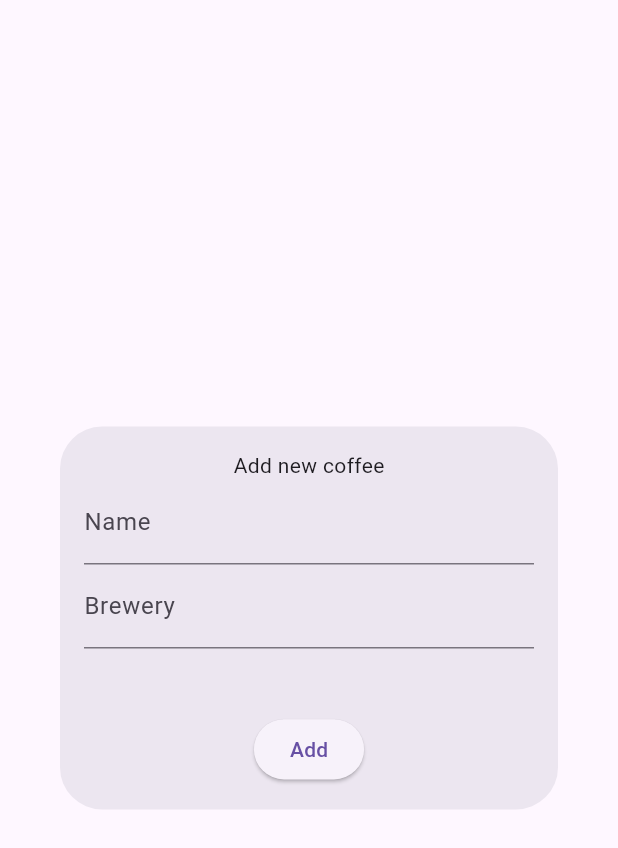
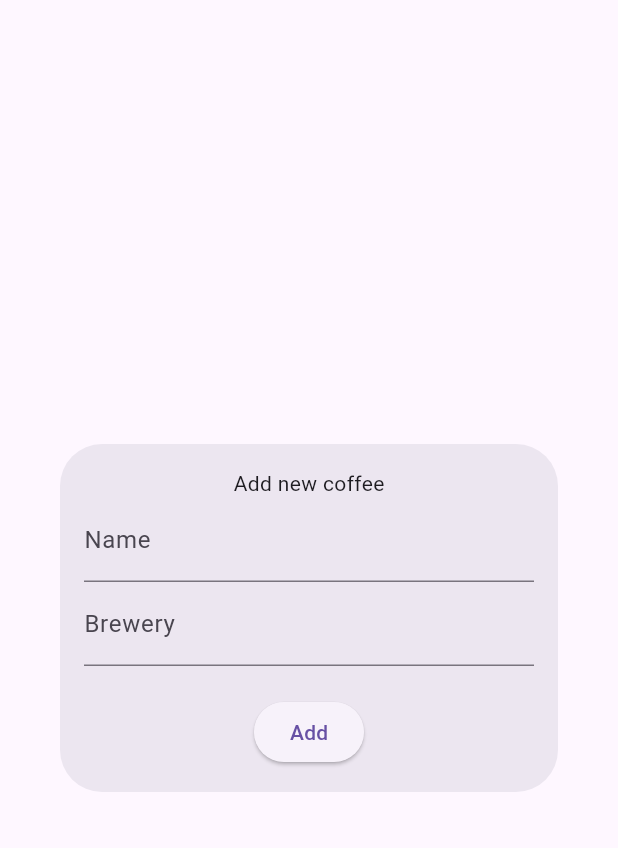
Before and after one commit to danielovadia/coffee-brew-monitor, a Flutter app: the AddCoffeeDialog widget shown alone on an empty page, opened directly, on a phone screen of 412 x 824 dp. Shown: the top 848 px of the screen. Run offline on Flutter 3.47's test engine with Material 3 defaults, Android fonts, the phone set to English and light mode, and no system bars; our stand-ins replace flutter_riverpod, shared_preferences; accounts and stored records are empty.

Commit message:
fixed bug where coffees werent saved in android

```diff
--- a/lib/components/add_coffee_dialog.dart
+++ b/lib/components/add_coffee_dialog.dart
@@ -13,6 +13,11 @@ class AddCoffeeDialog extends ConsumerStatefulWidget {
 class AddCoffeeDialogState extends ConsumerState<AddCoffeeDialog> {
   final TextEditingController nameController = TextEditingController();
   final TextEditingController breweryController = TextEditingController();
+
+  void onSaved() {
+    addCoffee(ref, nameController.text, breweryController.text);
+    Navigator.of(context).pop();
+  }
 
   @override
   void initState() {
@@ -30,8 +35,8 @@ class AddCoffeeDialogState extends ConsumerState<AddCoffeeDialog> {
     return Dialog(
       child: Padding(
         padding: const EdgeInsets.all(16.0),
-        child: FractionallySizedBox(
-          heightFactor: 0.3,
+        child: SizedBox(
+          height: 200,
           child: Form(
               child: Column(
             children: [
@@ -48,8 +53,7 @@ class AddCoffeeDialogState extends ConsumerState<AddCoffeeDialog> {
               const Expanded(child: SizedBox(height: 16)),
               ElevatedButton(
                 onPressed: () {
-                  addCoffee(ref, nameController.text, breweryController.text);
-                  Navigator.of(context).pop();
+                  onSaved();
                 },
                 child: const Text('Add'),
               )
```
